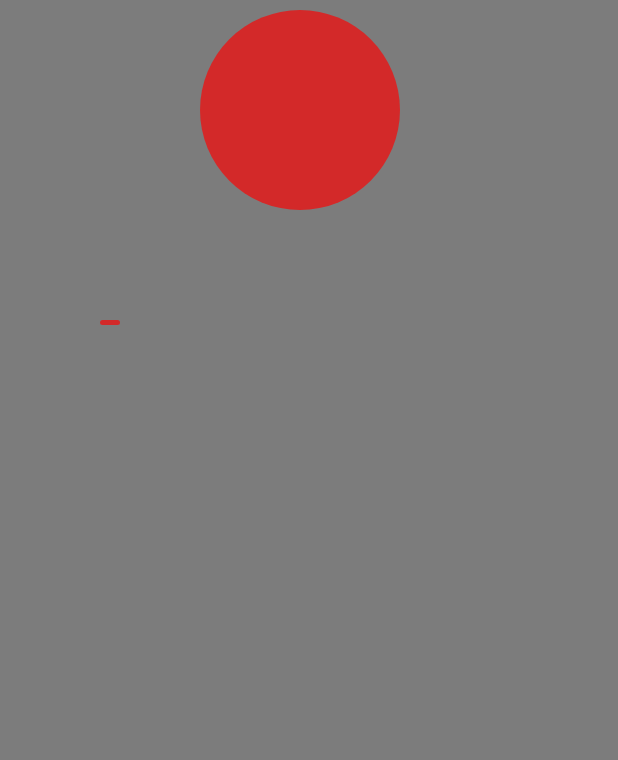
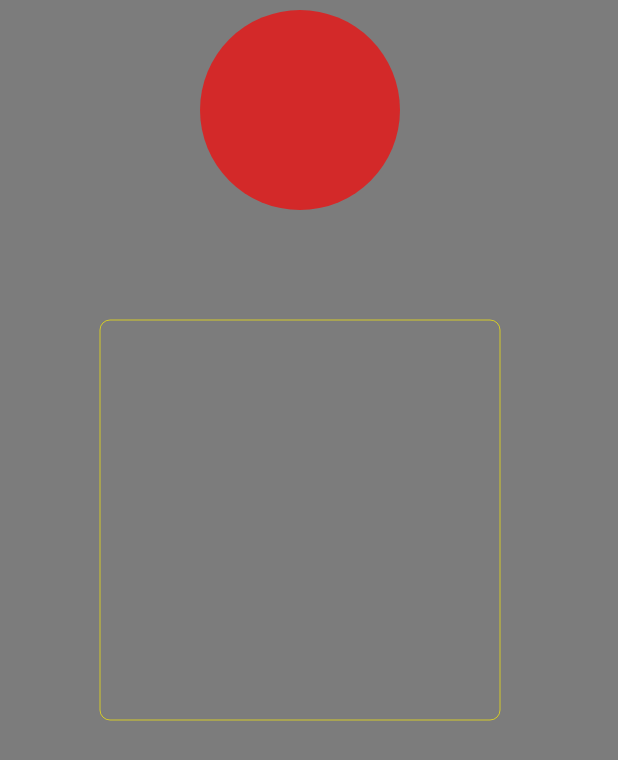
Before and after one commit to hardgit/Study-hard, an Android app: the screen it shows after launch (MainActivity), on a phone screen of 412 x 824 dp. Shown: the top 760 px of the screen. Run offline under Robolectric (Android 15) with nearby library versions, the phone set to English and light mode, and no system bars.

Commit message:
添加注释

```diff
--- a/app/src/main/java/com/android/myview/MyView.java
+++ b/app/src/main/java/com/android/myview/MyView.java
@@ -13,13 +13,13 @@ import android.view.View;
  * author : zf
  * date   : 2019/9/6
  * You are the best.
+ *  基础
  */
 public class MyView extends View {
 
     private Paint paint; //圆形
     private Paint paint2; //矩形
     private Paint paint3;
-    private int color = 0xaaff0000;
 
 
     public MyView(Context context) {
@@ -33,12 +33,12 @@ public class MyView extends View {
 
     public void initView(){
         paint = new Paint();
-        paint.setColor(color);
+        paint.setColor(0xaaff0000);
         paint.setAntiAlias(true);//抗锯齿
         paint.setStyle(Paint.Style.FILL);
 
         paint2 = new Paint();
-        paint2.setColor(0xfff000);
+        paint2.setColor(0xaafff000);
         paint2.setStyle(Paint.Style.STROKE);
         paint2.setAntiAlias(true);//抗锯齿
 
@@ -55,14 +55,15 @@ public class MyView extends View {
         canvas.drawCircle(300,110,100,paint);
 
         /**   RectF设置矩形的位置
-         *  left 子view左上角距离父控件左边的距离
-         *  top  子view左上角距离父控件左上方距离
-         *  right 子view右下角距父控件左边的距离  （决定画出的图形矩形宽度）
-         *  bottom 子view底部距父控件顶部的距离    （决定画出图形的高度）
+         *  left 子view左上角距离父view左边的距离
+         *  top  子view左上角距离父view左上方距离
+         *  right 子view右下角距父view左边的距离  （决定画出的矩形宽度  矩形的宽 = left（子View距父view左边的距离）+ 你想要的宽度）
+         *  bottom 子view底部距父view顶部的距离    （决定画出矩形的高度  同上   top+你想要的高度   ）
+         *
          */
-        RectF rectF = new RectF(100, 320, 120, 325);
-
-        canvas.drawRoundRect(rectF,10,10,paint);
+        RectF rectF = new RectF(100, 320, (100+400), (320+400) );
+        //绘制圆角矩形
+        canvas.drawRoundRect(rectF,10,10,paint2);
 
 
 
```
